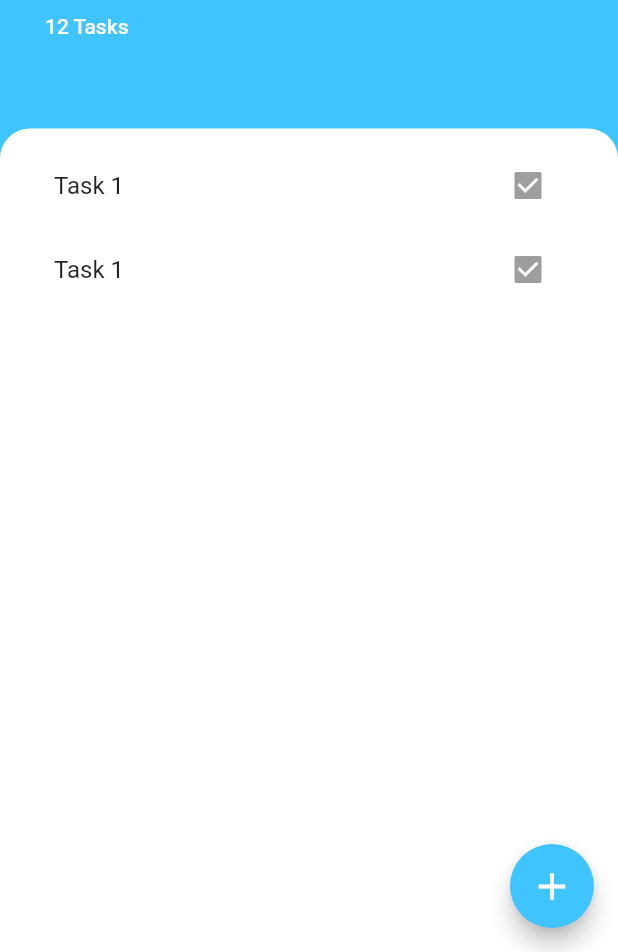
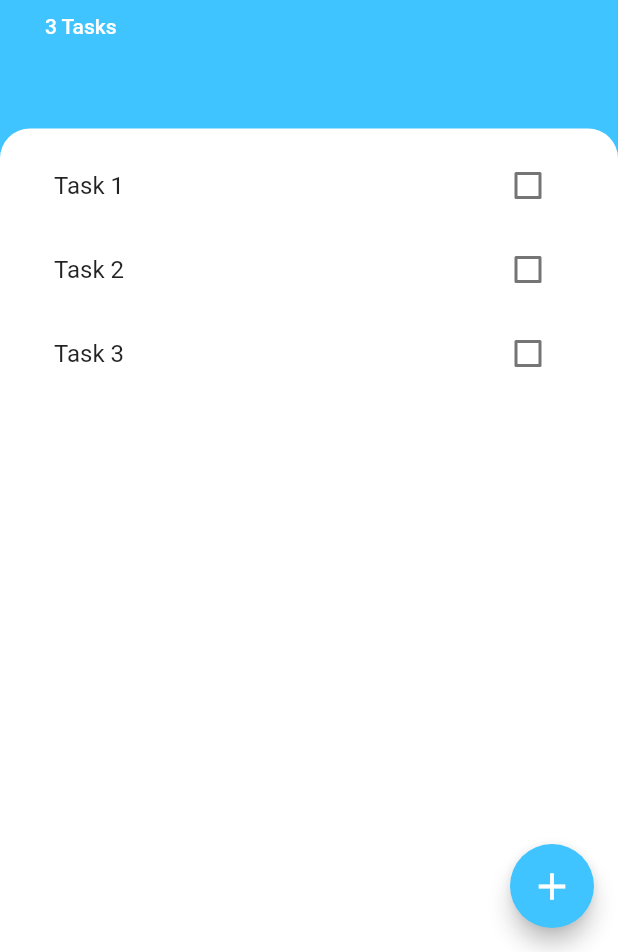
Before and after one commit to Ronak8602/ToDoApp, a Flutter app: the screen it shows after launch, on a phone screen of 412 x 824 dp, the part 284-1236 px from its top. Run offline on Flutter 3.47's test engine with Material 2 defaults, Android fonts, the phone set to English and light mode, and no system bars.

Commit message:
Formatted tasks_screen.dart

```diff
--- a/lib/screens/tasks_screen.dart
+++ b/lib/screens/tasks_screen.dart
@@ -1,21 +1,42 @@
 import 'package:flutter/cupertino.dart';
 import 'package:flutter/material.dart';
+import 'package:to_do_app/utilities/tasks.dart';
 import 'package:to_do_app/widgets/task_list.dart';
 import 'bottom_add_task.dart';
 
-class TasksScreen extends StatelessWidget {
+class TasksScreen extends StatefulWidget {
   const TasksScreen({Key key}) : super(key: key);
 
   @override
+  _TasksScreenState createState() => _TasksScreenState();
+}
+
+class _TasksScreenState extends State<TasksScreen> {
+  @override
   Widget build(BuildContext context) {
+    List<Tasks> tasks = [
+      Tasks(taskName: 'Task 1'),
+      Tasks(taskName: 'Task 2'),
+      Tasks(taskName: 'Task 3')
+    ];
+
     return Scaffold(
       floatingActionButton: FloatingActionButton(
         backgroundColor: Colors.lightBlueAccent,
         onPressed: () {
           showModalBottomSheet(
-              context: context,
-              builder: (context) => SingleChildScrollView(child: BottomAddTask()),
-              );
+            context: context,
+            builder: (context) => BottomAddTask(
+              (newTask) {
+                setState(() {
+                  print(newTask);
+                  tasks.add(Tasks(taskName: newTask));
+                  print(tasks.last.taskName);
+                });
+                Navigator.pop(context);
+              },
+            ),
+          );
         },
         child: Icon(
           Icons.add,
@@ -58,7 +79,7 @@ class TasksScreen extends StatelessWidget {
                   Padding(
                     padding: const EdgeInsets.only(bottom: 30.0),
                     child: Text(
-                      '12 Tasks',
+                      '${tasks.length} Tasks',
                       style: TextStyle(
                           color: Colors.white, fontWeight: FontWeight.w500),
                     ),
@@ -74,7 +95,7 @@ class TasksScreen extends StatelessWidget {
                     borderRadius: BorderRadius.only(
                         topLeft: Radius.circular(20.0),
                         topRight: Radius.circular(20.0))),
-                child: TaskList(),
+                child: TaskList(tasks),
               ),
             )
           ],
--- /dev/null
+++ b/lib/utilities/tasks.dart
@@ -0,0 +1,12 @@
+import 'package:flutter/cupertino.dart';
+
+class Tasks {
+  final String taskName;
+  bool isDone;
+
+  Tasks({@required this.taskName, this.isDone = false});
+
+  void toggleCheckbox() {
+    isDone = !isDone;
+  }
+}
--- a/lib/widgets/task_list.dart
+++ b/lib/widgets/task_list.dart
@@ -1,16 +1,33 @@
 import 'package:flutter/material.dart';
+import 'package:to_do_app/utilities/tasks.dart';
 import 'task_tile.dart';
 
-class TaskList extends StatelessWidget {
-  const TaskList({Key key}) : super(key: key);
+class TaskList extends StatefulWidget {
+  final List<Tasks> tasks;
+  TaskList(this.tasks);
+
+  @override
+  _TaskListState createState() => _TaskListState();
+}
+
+class _TaskListState extends State<TaskList> {
+
 
   @override
   Widget build(BuildContext context) {
-    return ListView(
-      children: [
-        TaskTile(),
-        TaskTile(),
-      ],
+    return ListView.builder(
+      itemBuilder: (context, index) {
+        return TaskTile(
+          taskName: widget.tasks[index].taskName,
+          isChecked: widget.tasks[index].isDone,
+          checkboxManager: (checkboxState) {
+            setState(() {
+              widget.tasks[index].toggleCheckbox();
+            });
+          },
+        );
+      },
+      itemCount: widget.tasks.length,
     );
   }
 }
--- a/lib/widgets/task_tile.dart
+++ b/lib/widgets/task_tile.dart
@@ -1,14 +1,22 @@
 import 'package:flutter/material.dart';
 
 class TaskTile extends StatelessWidget {
-  const TaskTile({Key key}) : super(key: key);
+  final String taskName;
+  final bool isChecked;
+  final Function checkboxManager;
+  TaskTile({this.taskName,this.isChecked,this.checkboxManager});
 
   @override
   Widget build(BuildContext context) {
-
     return ListTile(
-      title: Text('Task 1'),
-      trailing: Checkbox(value: true),
+      title: Text(taskName,
+      style: TextStyle(
+        decoration: isChecked ? TextDecoration.lineThrough : null,
+      ),),
+      trailing: Checkbox(
+        value: isChecked,
+        onChanged: checkboxManager,
+      ),
     );
   }
 }
```
Also changed, not shown: lib/screens/bottom_add_task.dart (+14 -8 lines).
